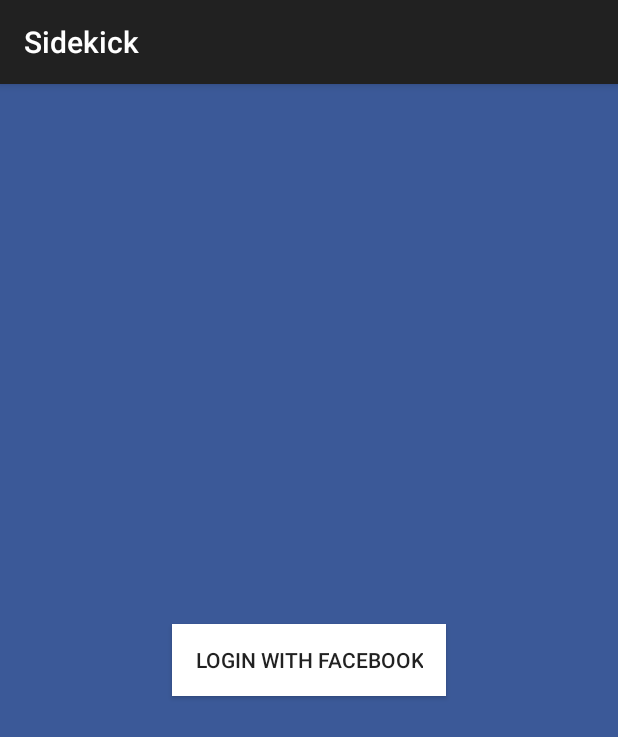
After one commit to meyerjac/DoctorsNow, an Android app: the FacebookLogin screen opened directly, with no data from a screen before it, on a phone screen of 412 x 824 dp. The commit adds this screen. Shown: the top 737 px of the screen. Run offline under Robolectric (Android 15) with nearby library versions, the phone set to English and light mode, and no system bars; our stand-ins replace ButterKnife.

Commit message:
add an activity to simulate a login button that I will hook up to OAth facebook and firebase

```diff
--- a/app/src/main/AndroidManifest.xml
+++ b/app/src/main/AndroidManifest.xml
@@ -11,21 +11,24 @@
         <activity android:name=".MainActivity">
             <intent-filter>
                 <action android:name="android.intent.action.MAIN" />
+
                 <category android:name="android.intent.category.DEFAULT" />
             </intent-filter>
         </activity>
         <activity android:name=".listOfPeopleActivity">
             <meta-data
                 android:name="android.support.PARENT_ACTIVITY"
-                android:value="com.example.jacksonmeyer.sidekick.MainActivity"></meta-data>
+                android:value="com.example.jacksonmeyer.sidekick.MainActivity" />
         </activity>
         <activity android:name=".FormInfoActivity" />
         <activity android:name=".Splash">
             <intent-filter>
-            <action android:name="android.intent.action.MAIN" />
-            <category android:name="android.intent.category.LAUNCHER" />
-        </intent-filter>
+                <action android:name="android.intent.action.MAIN" />
+
+                <category android:name="android.intent.category.LAUNCHER" />
+            </intent-filter>
         </activity>
+        <activity android:name=".FacebookLogin"></activity>
     </application>
 
 </manifest>
--- /dev/null
+++ b/app/src/main/java/com/example/jacksonmeyer/sidekick/FacebookLogin.java
@@ -0,0 +1,37 @@
+package com.example.jacksonmeyer.sidekick;
+
+import android.content.Intent;
+import android.hardware.camera2.params.Face;
+import android.support.v7.app.AppCompatActivity;
+import android.os.Bundle;
+import android.view.View;
+import android.widget.Button;
+import android.widget.Toast;
+
+import butterknife.Bind;
+import butterknife.ButterKnife;
+
+public class FacebookLogin extends AppCompatActivity implements View.OnClickListener {
+    @Bind(R.id.loginButton)
+    Button mLoginButton;
+
+    @Override
+    protected void onCreate(Bundle savedInstanceState) {
+        super.onCreate(savedInstanceState);
+        setContentView(R.layout.activity_facebook_login);
+        ButterKnife.bind(this);
+        Toast.makeText(FacebookLogin.this, "This isn't connected to facebook or Firebase yet, " +
+                "just click the button", Toast.LENGTH_LONG).show();
+
+        mLoginButton.setOnClickListener(this);
+    }
+
+    @Override
+    public void onClick(View v) {
+        if (v == mLoginButton) {
+            Intent intent = new Intent(FacebookLogin.this, MainActivity.class);
+            startActivity(intent);
+        }
+    }
+
+    }
--- a/app/src/main/java/com/example/jacksonmeyer/sidekick/Splash.java
+++ b/app/src/main/java/com/example/jacksonmeyer/sidekick/Splash.java
@@ -41,7 +41,7 @@
             public void onAnimationEnd(Animation animation) {
                 iv.startAnimation(an2);
                 finish();
-                Intent i = new Intent(Splash.this, MainActivity.class);
+                Intent i = new Intent(Splash.this, FacebookLogin.class);
                 startActivity(i);
 
             }
--- /dev/null
+++ b/app/src/main/res/layout/activity_facebook_login.xml
@@ -0,0 +1,20 @@
+<?xml version="1.0" encoding="utf-8"?>
+<RelativeLayout xmlns:android="http://schemas.android.com/apk/res/android"
+    xmlns:tools="http://schemas.android.com/tools"
+    android:id="@+id/activity_facebook_login"
+    android:layout_width="match_parent"
+    android:layout_height="match_parent"
+    android:background="@color/colorLoginPage"
+    tools:context="com.example.jacksonmeyer.sidekick.FacebookLogin">
+
+    <Button
+        android:text="Login with Facebook"
+        android:layout_width="wrap_content"
+        android:layout_height="wrap_content"
+        android:layout_centerVertical="true"
+        android:layout_centerHorizontal="true"
+        android:paddingLeft="15dp"
+        android:paddingRight="15dp"
+        android:background="@color/colorPrimary"
+        android:id="@+id/loginButton" />
+</RelativeLayout>
--- a/app/src/main/res/values/colors.xml
+++ b/app/src/main/res/values/colors.xml
@@ -3,4 +3,5 @@
     <color name="colorPrimary">#FFFFFF</color>
     <color name="colorPrimaryDark">#150000</color>
     <color name="colorAccent">#9D0000</color>
+    <color name="colorLoginPage">#3b5998</color>
 </resources>
```
